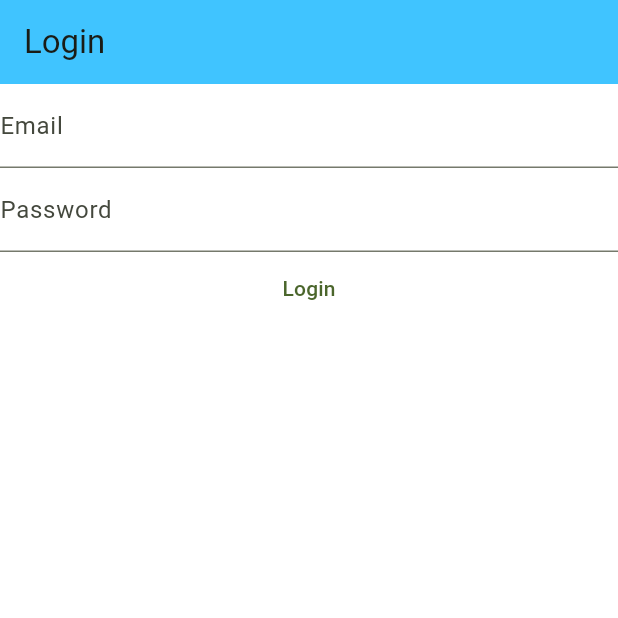
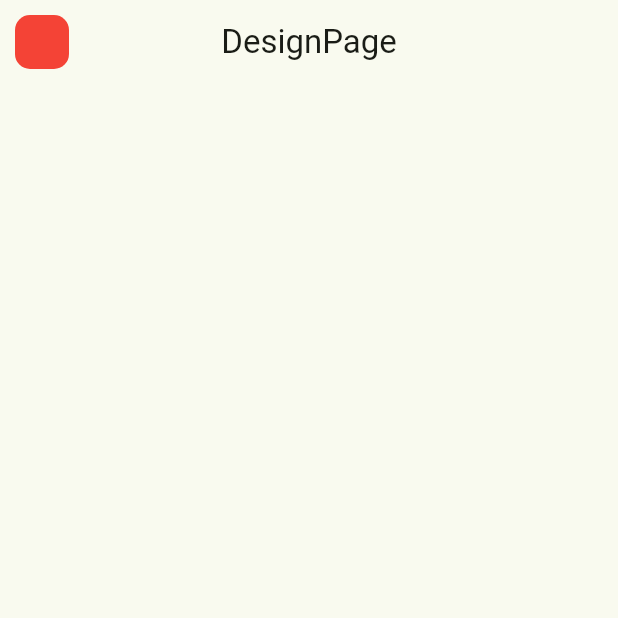
Before and after one commit to MeerModii/CoinWave_Multiplatform, a Flutter app: the screen it shows after launch, on a phone screen of 412 x 824 dp, the top half of it. Run offline on Flutter 3.47's test engine with Material 3 defaults, Android fonts, the phone set to English and light mode, and no system bars; our stand-ins replace firebase_auth, firebase_core; accounts and stored records are empty.

Commit message:
design changes

```diff
--- /dev/null
+++ b/lib/design.dart
@@ -0,0 +1,23 @@
+import 'package:flutter/material.dart';
+
+class DesignPage extends StatelessWidget {
+  const DesignPage({super.key});
+
+  @override
+  Widget build(BuildContext context) {
+    return Scaffold(
+      appBar: AppBar(
+        title: Text('DesignPage'),
+        centerTitle: true,
+
+        leading: Container(
+          margin: EdgeInsets.all(10),
+          decoration: BoxDecoration(
+            color: Colors.red,
+            borderRadius:BorderRadius.circular(10),
+          )
+        )
+      ),
+    );
+  }
+}
--- a/lib/main.dart
+++ b/lib/main.dart
@@ -1,3 +1,4 @@
+import 'package:coinwave/design.dart';
 import 'package:coinwave/login_view.dart';
 import 'package:firebase_core/firebase_core.dart';
 import 'package:flutter/material.dart';
@@ -15,7 +16,9 @@ void main() {
       colorScheme: ColorScheme.fromSeed(seedColor: Colors.lightGreen),
       useMaterial3: true,
     ),
-    home: const LoginView(),
+    home: const DesignPage(),
+    // home: const LoginView(),
+
   ),);
 }
 
```
Also changed, not shown: lib/main_two.dart (+16 -2 lines), pubspec.yaml (+5 -3 lines), pubspec.lock.
